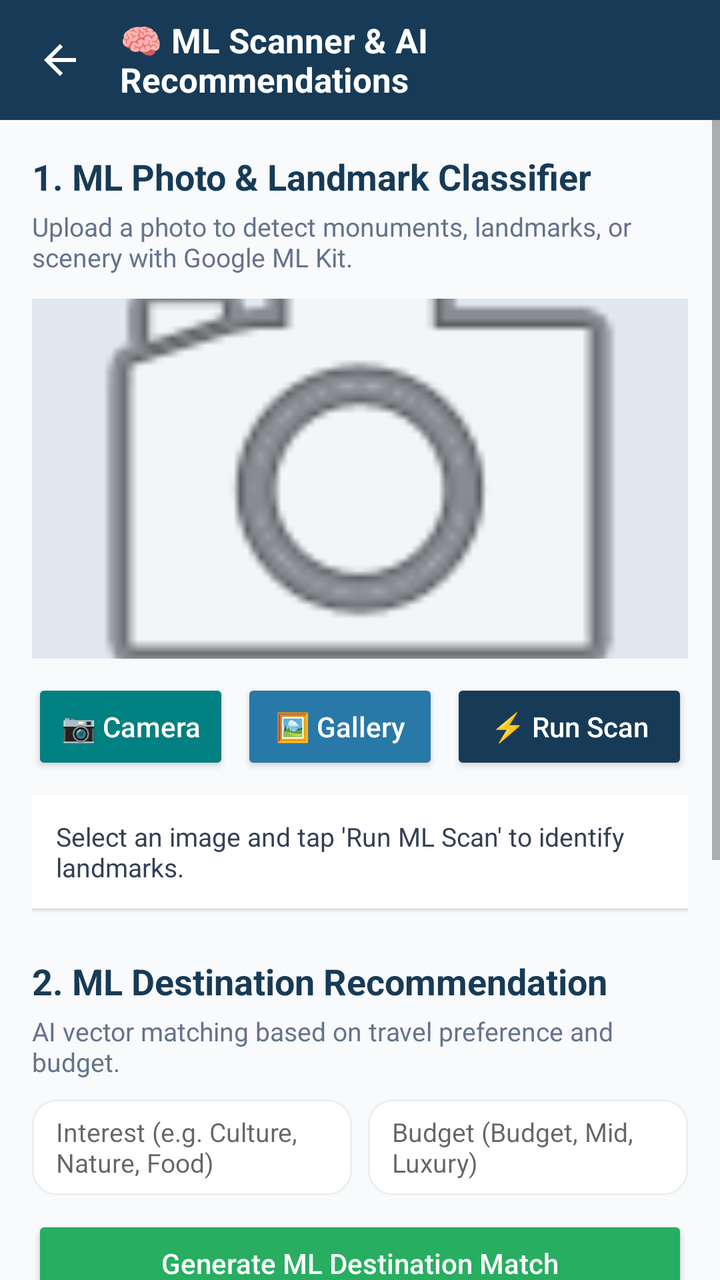
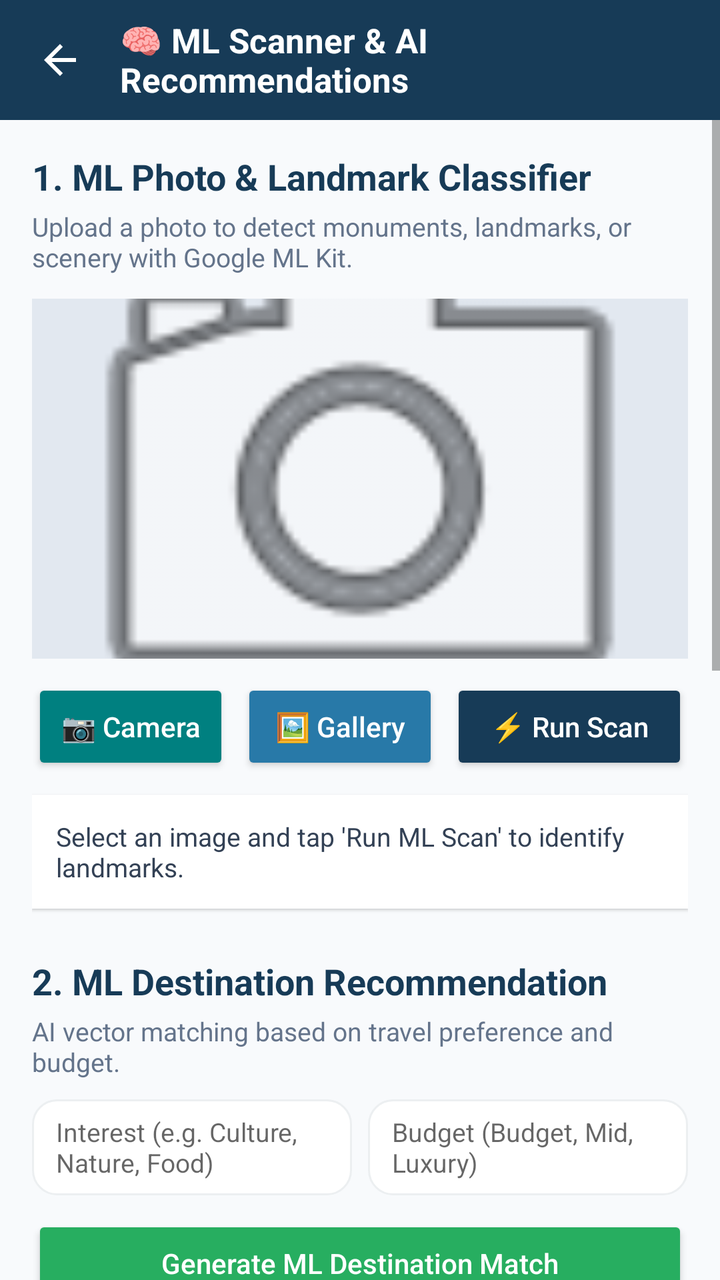

Compare the two renders of this Android layout. The source of the first and the diff that turns it into the second are given below.
<!-- AndroidManifest.xml: application theme Theme.AppCompat.Light.NoActionBar -->
<!-- res/layout/activity_ml_image_classifier.xml -->
<?xml version="1.0" encoding="utf-8"?>
<LinearLayout xmlns:android="http://schemas.android.com/apk/res/android"
    android:layout_width="match_parent"
    android:layout_height="match_parent"
    android:background="#F8FAFC"
    android:orientation="vertical">

    
    <LinearLayout
        android:layout_width="match_parent"
        android:layout_height="60dp"
        android:background="#173B57"
        android:gravity="center_vertical"
        android:orientation="horizontal"
        android:paddingStart="12dp"
        android:paddingEnd="12dp">

        <ImageView
            android:id="@+id/btnBack"
            android:layout_width="36dp"
            android:layout_height="36dp"
            android:background="?attr/selectableItemBackgroundBorderless"
            android:clickable="true"
            android:contentDescription="Back"
            android:focusable="true"
            android:padding="6dp"
            android:src="@drawable/ic_back_white" />

        <TextView
            android:layout_width="wrap_content"
            android:layout_height="wrap_content"
            android:layout_marginStart="12dp"
            android:text="🧠 ML Scanner &amp; AI Recommendations"
            android:textColor="#FFFFFF"
            android:textSize="17sp"
            android:textStyle="bold" />

    </LinearLayout>

    <ScrollView
        android:layout_width="match_parent"
        android:layout_height="match_parent"
        android:fillViewport="true">

        <LinearLayout
            android:layout_width="match_parent"
            android:layout_height="wrap_content"
            android:orientation="vertical"
            android:padding="16dp">

            
            <TextView
                android:layout_width="match_parent"
                android:layout_height="wrap_content"
                android:text="1. ML Photo &amp; Landmark Classifier"
                android:textColor="#173B57"
                android:textSize="18sp"
                android:textStyle="bold" />

            <TextView
                android:layout_width="match_parent"
                android:layout_height="wrap_content"
                android:layout_marginTop="4dp"
                android:text="Upload a photo to detect monuments, landmarks, or scenery with Google ML Kit."
                android:textColor="#64748B"
                android:textSize="13sp" />

            <ImageView
                android:id="@+id/ivSelectedPhoto"
                android:layout_width="match_parent"
                android:layout_height="180dp"
                android:layout_marginTop="12dp"
                android:background="#E2E8F0"
                android:contentDescription="Selected Image"
                android:scaleType="centerCrop"
                android:src="@android:drawable/ic_menu_camera" />

            <LinearLayout
                android:layout_width="match_parent"
                android:layout_height="wrap_content"
                android:layout_marginTop="10dp"
                android:orientation="horizontal">

                <Button
                    android:id="@+id/btnCaptureCamera"
                    android:layout_width="0dp"
                    android:layout_height="wrap_content"
                    android:layout_weight="1"
                    android:backgroundTint="#008080"
                    android:text="📷 Camera"
                    android:textAllCaps="false"
                    android:textColor="#FFFFFF" />

                <Button
                    android:id="@+id/btnPickImage"
                    android:layout_width="0dp"
                    android:layout_height="wrap_content"
                    android:layout_marginStart="6dp"
                    android:layout_weight="1"
                    android:backgroundTint="#2879A8"
                    android:text="🖼️ Gallery"
                    android:textAllCaps="false"
                    android:textColor="#FFFFFF" />

                <Button
                    android:id="@+id/btnRunMlClassification"
                    android:layout_width="0dp"
                    android:layout_height="wrap_content"
                    android:layout_marginStart="6dp"
                    android:layout_weight="1.2"
                    android:backgroundTint="#173B57"
                    android:text="⚡ Run Scan"
                    android:textAllCaps="false"
                    android:textColor="#FFFFFF" />

            </LinearLayout>

            <TextView
                android:id="@+id/tvMlResults"
                android:layout_width="match_parent"
                android:layout_height="wrap_content"
                android:layout_marginTop="10dp"
                android:background="#FFFFFF"
                android:elevation="1dp"
                android:padding="12dp"
                android:text="Select an image and tap 'Run ML Scan' to identify landmarks."
                android:textColor="#334155"
                android:textSize="13sp" />

            
            <TextView
                android:layout_width="match_parent"
                android:layout_height="wrap_content"
                android:layout_marginTop="24dp"
                android:text="2. ML Destination Recommendation"
                android:textColor="#173B57"
                android:textSize="18sp"
                android:textStyle="bold" />

            <TextView
                android:layout_width="match_parent"
                android:layout_height="wrap_content"
                android:layout_marginTop="4dp"
                android:text="AI vector matching based on travel preference and budget."
                android:textColor="#64748B"
                android:textSize="13sp" />

            <LinearLayout
                android:layout_width="match_parent"
                android:layout_height="wrap_content"
                android:layout_marginTop="10dp"
                android:orientation="horizontal">

                <EditText
                    android:id="@+id/etPreferenceTag"
                    android:layout_width="0dp"
                    android:layout_height="48dp"
                    android:layout_weight="1"
                    android:background="@drawable/bg_edittext"
                    android:hint="Interest (e.g. Culture, Nature, Food)"
                    android:paddingStart="12dp"
                    android:paddingEnd="12dp"
                    android:textSize="13sp" />

                <EditText
                    android:id="@+id/etBudgetTier"
                    android:layout_width="0dp"
                    android:layout_height="48dp"
                    android:layout_marginStart="8dp"
                    android:layout_weight="1"
                    android:background="@drawable/bg_edittext"
                    android:hint="Budget (Budget, Mid, Luxury)"
                    android:paddingStart="12dp"
                    android:paddingEnd="12dp"
                    android:textSize="13sp" />

            </LinearLayout>

            <Button
                android:id="@+id/btnGetRecommendations"
                android:layout_width="match_parent"
                android:layout_height="wrap_content"
                android:layout_marginTop="10dp"
                android:backgroundTint="#27AE60"
                android:text="Generate ML Destination Match"
                android:textAllCaps="false"
                android:textColor="#FFFFFF" />

            <LinearLayout
                android:id="@+id/llRecommendationsContainer"
                android:layout_width="match_parent"
                android:layout_height="wrap_content"
                android:layout_marginTop="10dp"
                android:orientation="vertical" />

            
            <TextView
                android:layout_width="match_parent"
                android:layout_height="wrap_content"
                android:layout_marginTop="24dp"
                android:text="3. AI Predictive Travel Cost Forecast"
                android:textColor="#173B57"
                android:textSize="18sp"
                android:textStyle="bold" />

            <EditText
                android:id="@+id/etPredictDestination"
                android:layout_width="match_parent"
                android:layout_height="48dp"
                android:layout_marginTop="10dp"
                android:background="@drawable/bg_edittext"
                android:hint="Destination City (e.g. Tokyo, Paris, Bali)"
                android:paddingStart="12dp"
                android:paddingEnd="12dp"
                android:textSize="13sp" />

            <LinearLayout
                android:layout_width="match_parent"
                android:layout_height="wrap_content"
                android:layout_marginTop="8dp"
                android:orientation="horizontal">

                <EditText
                    android:id="@+id/etPredictDays"
                    android:layout_width="0dp"
                    android:layout_height="48dp"
                    android:layout_weight="1"
                    android:background="@drawable/bg_edittext"
                    android:hint="Duration (days)"
                    android:inputType="number"
                    android:paddingStart="12dp"
                    android:paddingEnd="12dp"
                    android:textSize="13sp" />

                <EditText
                    android:id="@+id/etPredictStyle"
                    android:layout_width="0dp"
                    android:layout_height="48dp"
                    android:layout_marginStart="8dp"
                    android:layout_weight="1"
                    android:background="@drawable/bg_edittext"
                    android:hint="Style (Budget, Mid-Range, Luxury)"
                    android:paddingStart="12dp"
                    android:paddingEnd="12dp"
                    android:textSize="13sp" />

            </LinearLayout>

            <Button
                android:id="@+id/btnPredictCost"
                android:layout_width="match_parent"
                android:layout_height="wrap_content"
                android:layout_marginTop="10dp"
                android:backgroundTint="#8E44AD"
                android:text="Calculate AI Cost Prediction"
                android:textAllCaps="false"
                android:textColor="#FFFFFF" />

            <TextView
                android:id="@+id/tvPredictionResult"
                android:layout_width="match_parent"
                android:layout_height="wrap_content"
                android:layout_marginTop="10dp"
                android:background="#FFFFFF"
                android:elevation="1dp"
                android:padding="12dp"
                android:text="Enter travel details and tap 'Calculate AI Cost Prediction'."
                android:textColor="#334155"
                android:textSize="13sp" />

        </LinearLayout>

    </ScrollView>

</LinearLayout>
<!-- resources referenced by this layout -->
<resources>
  <!-- drawable bg_edittext (drawable) -->
  <?xml version="1.0" encoding="utf-8"?>
  <shape xmlns:android="http://schemas.android.com/apk/res/android" android:shape="rectangle">
      <solid android:color="@color/white" />
      <stroke android:width="1dp" android:color="@color/divider" />
      <corners android:radius="12dp" />
  </shape>
  <!-- drawable ic_back_white (drawable) -->
  <vector xmlns:android="http://schemas.android.com/apk/res/android"
      android:width="24dp" android:height="24dp" android:viewportWidth="24" android:viewportHeight="24">
      <path android:fillColor="#FFFFFF"
          android:pathData="M20,11H7.83l5.59,-5.59L12,4l-8,8 8,8 1.41,-1.41L7.83,13H20z"/>
  </vector>
  <color name="white">#FFFFFF</color>
  <color name="divider">#ECEFF1</color>
</resources>

<!-- the commit's change to res/layout/activity_ml_image_classifier.xml (unified diff, before → after) -->
@@ -264,10 +264,83 @@
                 android:background="#FFFFFF"
                 android:elevation="1dp"
                 android:padding="12dp"
-                android:text="Enter travel details and tap 'Calculate AI Cost Prediction'."
+                android:text="Enter destination and duration to run ML cost regression model."
                 android:textColor="#334155"
                 android:textSize="13sp" />
 
+            
+            <TextView
+                android:layout_width="match_parent"
+                android:layout_height="wrap_content"
+                android:layout_marginTop="24dp"
+                android:text="4. AI Fare Trend &amp; 'When to Book' Predictor"
+                android:textColor="#173B57"
+                android:textSize="18sp"
+                android:textStyle="bold" />
+
+            <TextView
+                android:layout_width="match_parent"
+                android:layout_height="wrap_content"
+                android:layout_marginTop="4dp"
+                android:text="Predicts whether flight/hotel rates will surge or drop before your travel date."
+                android:textColor="#64748B"
+                android:textSize="13sp" />
+
+            <LinearLayout
+                android:layout_width="match_parent"
+                android:layout_height="wrap_content"
+                android:layout_marginTop="10dp"
+                android:orientation="horizontal">
+
+                <EditText
+                    android:id="@+id/etFareCity"
+                    android:layout_width="0dp"
+                    android:layout_height="48dp"
+                    android:layout_weight="1.2"
+                    android:background="@drawable/bg_edittext"
+                    android:hint="City (e.g. Paris, Goa, Tokyo)"
+                    android:paddingStart="12dp"
+                    android:paddingEnd="12dp"
+                    android:textSize="13sp" />
+
+                <EditText
+                    android:id="@+id/etDaysUntil"
+                    android:layout_width="0dp"
+                    android:layout_height="48dp"
+                    android:layout_marginStart="8dp"
+                    android:layout_weight="0.8"
+                    android:background="@drawable/bg_edittext"
+                    android:hint="Days to trip (e.g. 10, 30)"
+                    android:inputType="number"
+                    android:paddingStart="12dp"
+                    android:paddingEnd="12dp"
+                    android:textSize="13sp" />
+
+            </LinearLayout>
+
+            <Button
+                android:id="@+id/btnPredictFareTrend"
+                android:layout_width="match_parent"
+                android:layout_height="wrap_content"
+                android:layout_marginTop="10dp"
+                android:backgroundTint="#008080"
+                android:text="✈️ Predict Price Trend (Buy vs Wait)"
+                android:textAllCaps="false"
+                android:textColor="#FFFFFF" />
+
+            <TextView
+                android:id="@+id/tvFareTrendResult"
+                android:layout_width="match_parent"
+                android:layout_height="wrap_content"
+                android:layout_marginTop="10dp"
+                android:layout_marginBottom="24dp"
+                android:background="#FFFFFF"
+                android:elevation="1dp"
+                android:padding="12dp"
+                android:text="Enter destination and days until departure to run AI price prediction."
+                android:textColor="#334155"
+                android:textSize="13sp" />
+
         </LinearLayout>
 
     </ScrollView>
